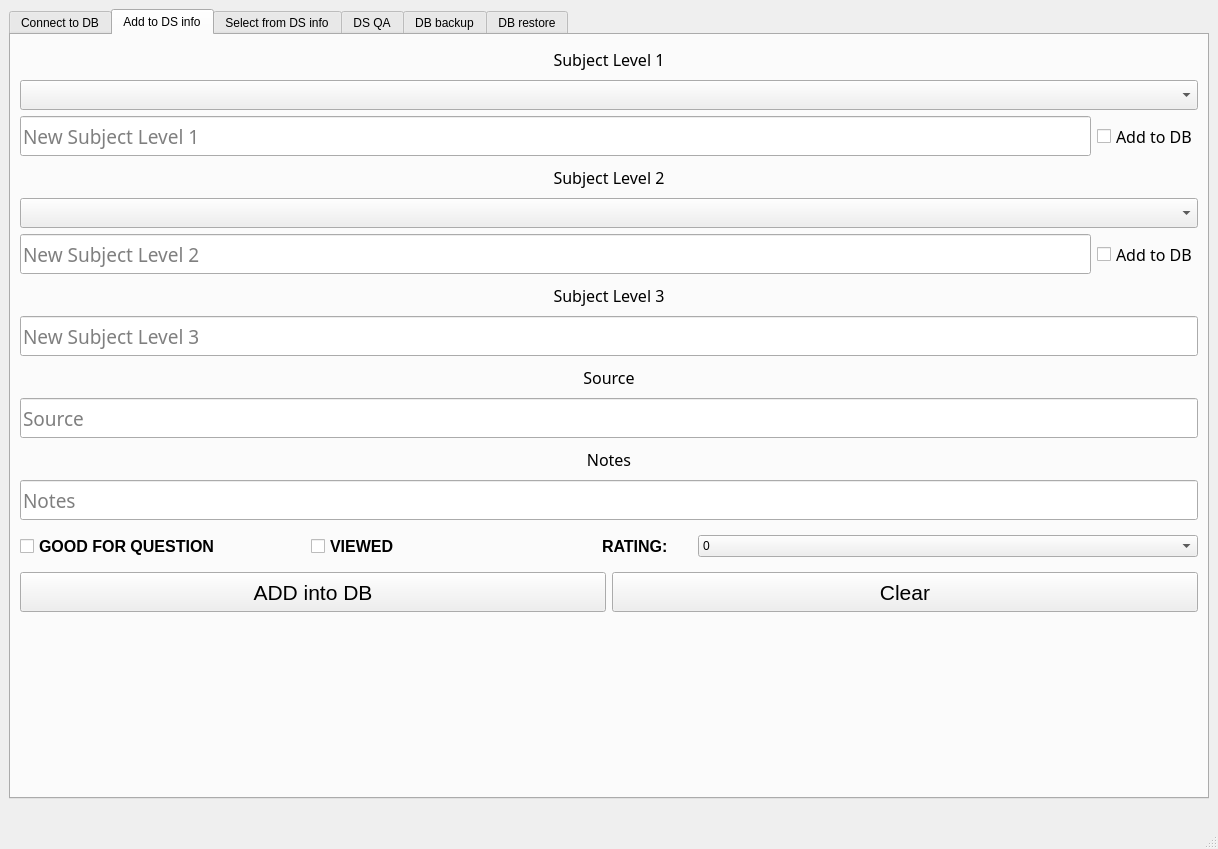
a18091986/python_study_different, file DS_data/ui/main.ui: the form before one commit.
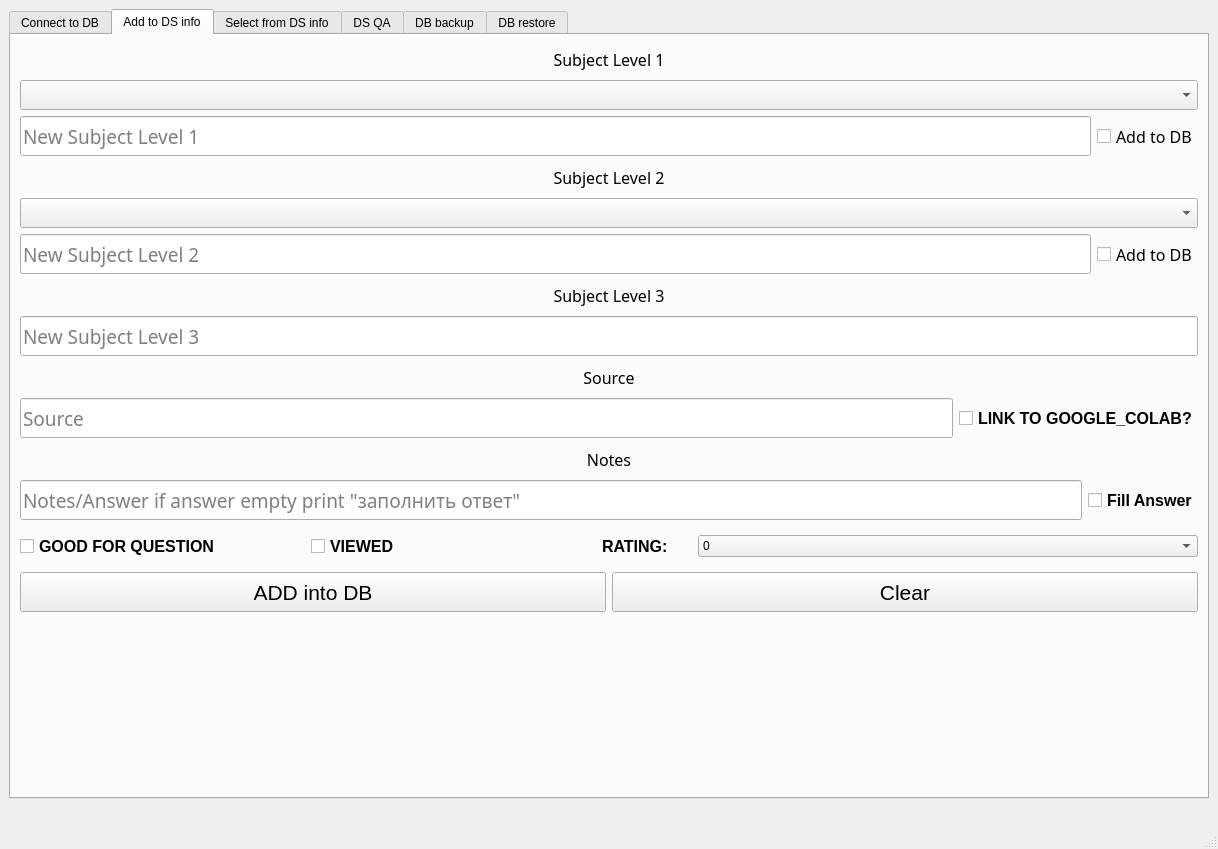
The form after the commit. The open tabs and pages were chosen to show the change.

```diff
--- a/DS_data/ui/main.ui
+++ b/DS_data/ui/main.ui
@@ -597,6 +597,8 @@
          </widget>
         </item>
         <item>
+         <layout class="QHBoxLayout" name="horizontalLayout_12">
+          <item>
          <widget class="QLineEdit" name="lineEdit_source_ds_info">
           <property name="minimumSize">
            <size>
@@ -622,6 +624,40 @@
          </widget>
         </item>
         <item>
+           <widget class="QCheckBox" name="checkBox_linktogooglecolab_add_to_ds_info">
+            <property name="minimumSize">
+             <size>
+              <width>0</width>
+              <height>40</height>
+             </size>
+            </property>
+            <property name="maximumSize">
+             <size>
+              <width>16777215</width>
+              <height>40</height>
+             </size>
+            </property>
+            <property name="sizeIncrement">
+             <size>
+              <width>0</width>
+              <height>0</height>
+             </size>
+            </property>
+            <property name="font">
+             <font>
+              <pointsize>12</pointsize>
+              <weight>75</weight>
+              <bold>true</bold>
+             </font>
+            </property>
+            <property name="text">
+             <string>LINK TO GOOGLE_COLAB?</string>
+            </property>
+           </widget>
+          </item>
+         </layout>
+        </item>
+        <item>
          <widget class="QLabel" name="label_add_notes_ds_info">
           <property name="minimumSize">
            <size>
@@ -650,6 +686,8 @@
          </widget>
         </item>
         <item>
+         <layout class="QHBoxLayout" name="horizontalLayout_13">
+          <item>
          <widget class="QLineEdit" name="lineEdit_notes_ds_info">
           <property name="minimumSize">
            <size>
@@ -670,9 +708,43 @@
            </font>
           </property>
           <property name="placeholderText">
-           <string>Notes</string>
-          </property>
-         </widget>
+             <string>Notes/Answer if answer empty print &quot;заполнить ответ&quot;</string>
+            </property>
+           </widget>
+          </item>
+          <item>
+           <widget class="QCheckBox" name="checkBox_fillanswer_add_to_ds_info_2">
+            <property name="minimumSize">
+             <size>
+              <width>0</width>
+              <height>40</height>
+             </size>
+            </property>
+            <property name="maximumSize">
+             <size>
+              <width>16777215</width>
+              <height>40</height>
+             </size>
+            </property>
+            <property name="sizeIncrement">
+             <size>
+              <width>0</width>
+              <height>0</height>
+             </size>
+            </property>
+            <property name="font">
+             <font>
+              <pointsize>12</pointsize>
+              <weight>75</weight>
+              <bold>true</bold>
+             </font>
+            </property>
+            <property name="text">
+             <string>Fill Answer</string>
+            </property>
+           </widget>
+          </item>
+         </layout>
         </item>
         <item>
          <layout class="QHBoxLayout" name="horizontalLayout_3">
```
Left out of the diff: 5 changed lines with no effect on the pictures. Lines whose indentation alone changed are shown as unchanged.
